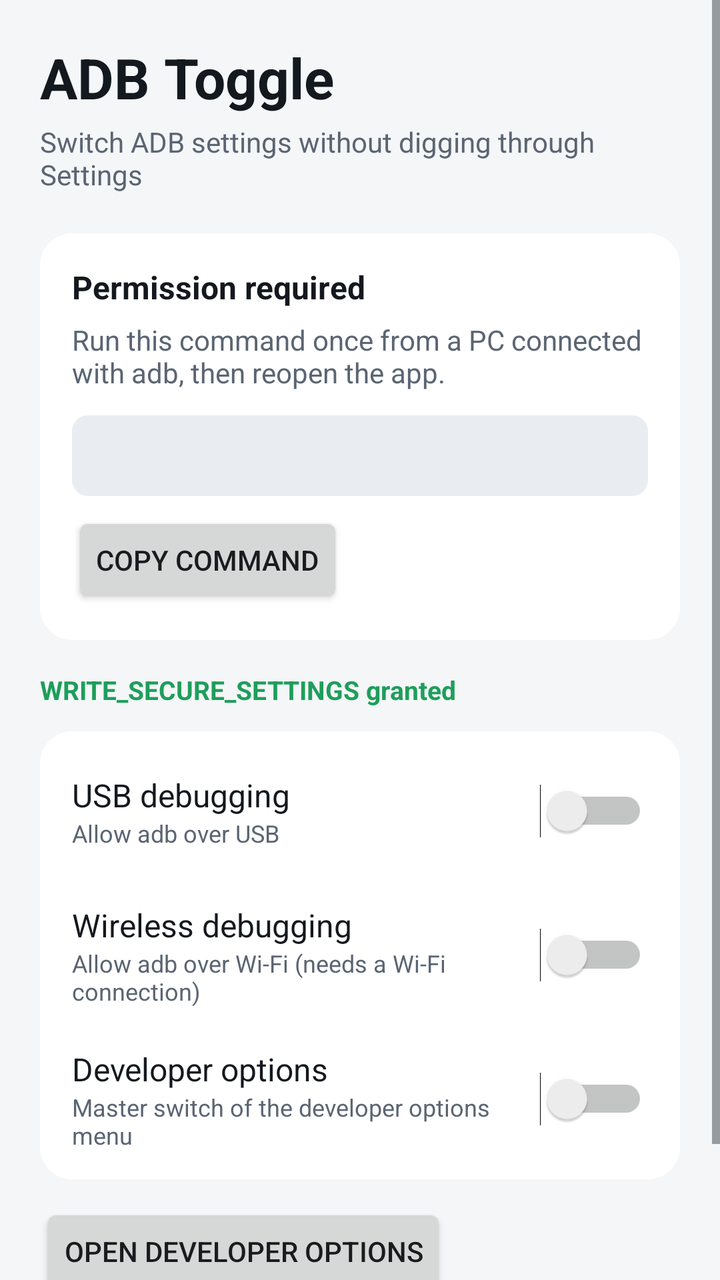
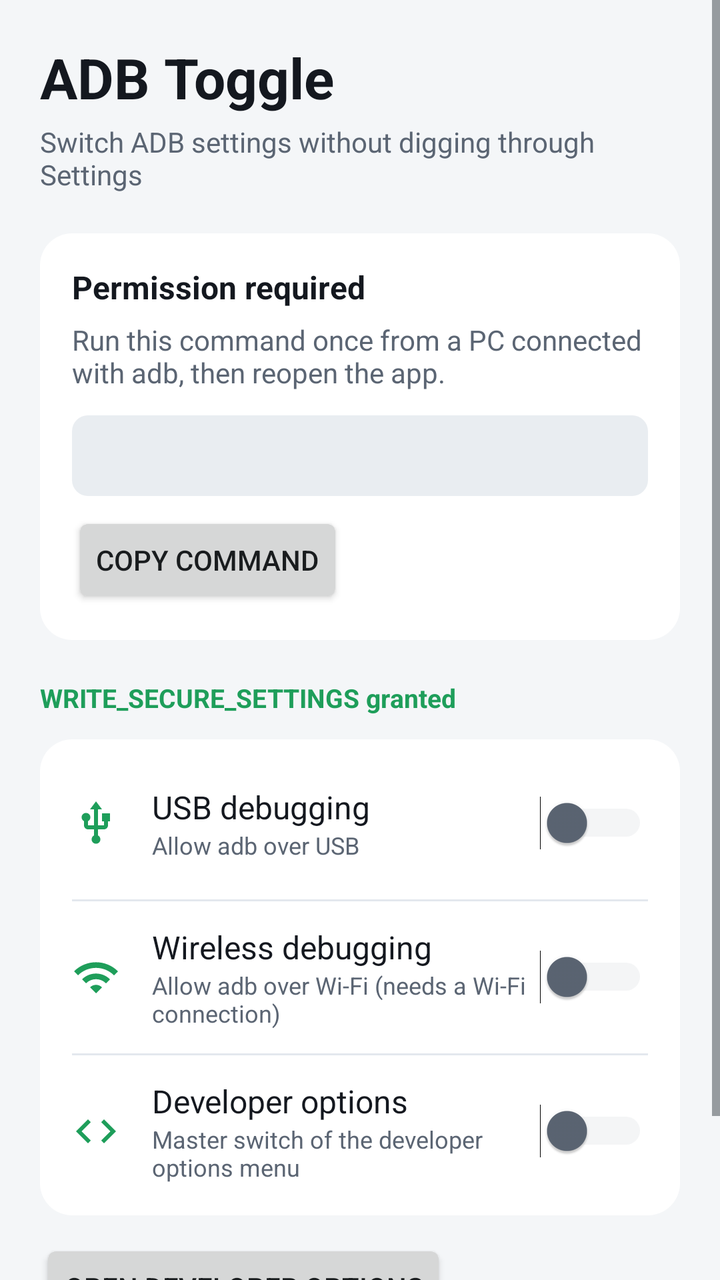

Compare the two renders of this Android layout. The source of the first and the diff that turns it into the second are given below.
<!-- AndroidManifest.xml: application theme AppTheme -->
<!-- res/layout/activity_main.xml -->
<?xml version="1.0" encoding="utf-8"?>
<ScrollView xmlns:android="http://schemas.android.com/apk/res/android"
    android:layout_width="match_parent"
    android:layout_height="match_parent"
    android:fitsSystemWindows="true"
    android:clipToPadding="false">

    <LinearLayout
        android:layout_width="match_parent"
        android:layout_height="wrap_content"
        android:orientation="vertical"
        android:padding="20dp">

        <TextView
            android:layout_width="wrap_content"
            android:layout_height="wrap_content"
            android:text="@string/app_name"
            android:textColor="@color/text"
            android:textSize="28sp"
            android:textStyle="bold" />

        <TextView
            android:layout_width="wrap_content"
            android:layout_height="wrap_content"
            android:layout_marginTop="4dp"
            android:text="@string/main_subtitle"
            android:textColor="@color/subtext"
            android:textSize="14sp" />

        
        <LinearLayout
            android:id="@+id/perm_missing"
            android:layout_width="match_parent"
            android:layout_height="wrap_content"
            android:layout_marginTop="20dp"
            android:background="@drawable/card_bg"
            android:orientation="vertical"
            android:padding="16dp">

            <TextView
                android:layout_width="wrap_content"
                android:layout_height="wrap_content"
                android:text="@string/perm_missing_title"
                android:textColor="@color/text"
                android:textSize="16sp"
                android:textStyle="bold" />

            <TextView
                android:layout_width="wrap_content"
                android:layout_height="wrap_content"
                android:layout_marginTop="6dp"
                android:text="@string/perm_missing_body"
                android:textColor="@color/subtext"
                android:textSize="14sp" />

            <TextView
                android:id="@+id/perm_command"
                android:layout_width="match_parent"
                android:layout_height="wrap_content"
                android:layout_marginTop="12dp"
                android:background="@drawable/code_bg"
                android:fontFamily="monospace"
                android:padding="12dp"
                android:textColor="@color/text"
                android:textIsSelectable="true"
                android:textSize="12sp" />

            <Button
                android:id="@+id/perm_copy"
                android:layout_width="wrap_content"
                android:layout_height="wrap_content"
                android:layout_marginTop="8dp"
                android:text="@string/perm_copy" />
        </LinearLayout>

        <TextView
            android:id="@+id/perm_ok"
            android:layout_width="wrap_content"
            android:layout_height="wrap_content"
            android:layout_marginTop="16dp"
            android:text="@string/perm_ok"
            android:textColor="@color/accent"
            android:textSize="13sp"
            android:textStyle="bold" />

        
        <LinearLayout
            android:layout_width="match_parent"
            android:layout_height="wrap_content"
            android:layout_marginTop="12dp"
            android:background="@drawable/card_bg"
            android:orientation="vertical"
            android:paddingStart="16dp"
            android:paddingTop="4dp"
            android:paddingEnd="16dp"
            android:paddingBottom="4dp">

            <LinearLayout
                android:layout_width="match_parent"
                android:layout_height="wrap_content"
                android:gravity="center_vertical"
                android:minHeight="72dp"
                android:orientation="horizontal">

                <LinearLayout
                    android:layout_width="0dp"
                    android:layout_height="wrap_content"
                    android:layout_weight="1"
                    android:orientation="vertical">

                    <TextView
                        android:layout_width="wrap_content"
                        android:layout_height="wrap_content"
                        android:text="@string/label_usb"
                        android:textColor="@color/text"
                        android:textSize="16sp" />

                    <TextView
                        android:layout_width="wrap_content"
                        android:layout_height="wrap_content"
                        android:text="@string/desc_usb"
                        android:textColor="@color/subtext"
                        android:textSize="12sp" />
                </LinearLayout>

                <Switch
                    android:id="@+id/sw_usb"
                    android:layout_width="wrap_content"
                    android:layout_height="wrap_content" />
            </LinearLayout>

            <LinearLayout
                android:layout_width="match_parent"
                android:layout_height="wrap_content"
                android:gravity="center_vertical"
                android:minHeight="72dp"
                android:orientation="horizontal">

                <LinearLayout
                    android:layout_width="0dp"
                    android:layout_height="wrap_content"
                    android:layout_weight="1"
                    android:orientation="vertical">

                    <TextView
                        android:layout_width="wrap_content"
                        android:layout_height="wrap_content"
                        android:text="@string/label_wireless"
                        android:textColor="@color/text"
                        android:textSize="16sp" />

                    <TextView
                        android:layout_width="wrap_content"
                        android:layout_height="wrap_content"
                        android:text="@string/desc_wireless"
                        android:textColor="@color/subtext"
                        android:textSize="12sp" />
                </LinearLayout>

                <Switch
                    android:id="@+id/sw_wireless"
                    android:layout_width="wrap_content"
                    android:layout_height="wrap_content" />
            </LinearLayout>

            <LinearLayout
                android:layout_width="match_parent"
                android:layout_height="wrap_content"
                android:gravity="center_vertical"
                android:minHeight="72dp"
                android:orientation="horizontal">

                <LinearLayout
                    android:layout_width="0dp"
                    android:layout_height="wrap_content"
                    android:layout_weight="1"
                    android:orientation="vertical">

                    <TextView
                        android:layout_width="wrap_content"
                        android:layout_height="wrap_content"
                        android:text="@string/label_dev"
                        android:textColor="@color/text"
                        android:textSize="16sp" />

                    <TextView
                        android:layout_width="wrap_content"
                        android:layout_height="wrap_content"
                        android:text="@string/desc_dev"
                        android:textColor="@color/subtext"
                        android:textSize="12sp" />
                </LinearLayout>

                <Switch
                    android:id="@+id/sw_dev"
                    android:layout_width="wrap_content"
                    android:layout_height="wrap_content" />
            </LinearLayout>
        </LinearLayout>

        <Button
            android:id="@+id/open_dev"
            android:layout_width="wrap_content"
            android:layout_height="wrap_content"
            android:layout_marginTop="12dp"
            android:text="@string/open_dev" />

        <TextView
            android:layout_width="wrap_content"
            android:layout_height="wrap_content"
            android:layout_marginTop="16dp"
            android:text="@string/footer"
            android:textColor="@color/subtext"
            android:textSize="12sp" />
    </LinearLayout>
</ScrollView>
<!-- resources referenced by this layout -->
<resources>
  <color name="accent">#FF1E9E5A</color>
  <color name="subtext">#FF5B6573</color>
  <color name="text">#FF14181F</color>
  <!-- drawable card_bg (drawable) -->
  <?xml version="1.0" encoding="utf-8"?>
  <shape xmlns:android="http://schemas.android.com/apk/res/android">
      <solid android:color="@color/card" />
      <corners android:radius="16dp" />
  </shape>
  <!-- drawable code_bg (drawable) -->
  <?xml version="1.0" encoding="utf-8"?>
  <shape xmlns:android="http://schemas.android.com/apk/res/android">
      <solid android:color="@color/code_bg" />
      <corners android:radius="8dp" />
  </shape>
  <string name="app_name">ADB Toggle</string>
  <string name="desc_dev">Master switch of the developer options menu</string>
  <string name="desc_usb">Allow adb over USB</string>
  <string name="desc_wireless">Allow adb over Wi-Fi (needs a Wi-Fi connection)</string>
  <string name="footer">Also available as Quick Settings tiles and a home screen widget.</string>
  <string name="label_dev">Developer options</string>
  <string name="label_usb">USB debugging</string>
  <string name="label_wireless">Wireless debugging</string>
  <string name="main_subtitle">Switch ADB settings without digging through Settings</string>
  <string name="open_dev">Open developer options</string>
  <string name="perm_copy">Copy command</string>
  <string name="perm_missing_body">Run this command once from a PC connected with adb, then reopen the app.</string>
  <string name="perm_missing_title">Permission required</string>
  <string name="perm_ok">WRITE_SECURE_SETTINGS granted</string>
  <style name="AppTheme" parent="android:Theme.DeviceDefault.DayNight">
          <item name="android:windowActionBar">false</item>
          <item name="android:windowNoTitle">true</item>
          <item name="android:windowBackground">@color/bg</item>
          <item name="android:colorAccent">@color/accent</item>
          <item name="android:statusBarColor">@color/bg</item>
          <item name="android:navigationBarColor">@color/bg</item>
          <item name="android:windowLightStatusBar">true</item>
          <item name="android:windowLightNavigationBar">true</item>
      </style>
  <color name="card">#FFFFFFFF</color>
  <color name="code_bg">#FFE9EDF1</color>
  <color name="bg">#FFF4F6F8</color>
</resources>

<!-- the commit's change to res/layout/activity_main.xml (unified diff, before → after) -->
@@ -2,8 +2,8 @@
 <ScrollView xmlns:android="http://schemas.android.com/apk/res/android"
     android:layout_width="match_parent"
     android:layout_height="match_parent"
-    android:fitsSystemWindows="true"
-    android:clipToPadding="false">
+    android:clipToPadding="false"
+    android:fitsSystemWindows="true">
 
     <LinearLayout
         android:layout_width="match_parent"
@@ -77,7 +77,8 @@
             android:id="@+id/perm_ok"
             android:layout_width="wrap_content"
             android:layout_height="wrap_content"
-            android:layout_marginTop="16dp"
+            android:layout_marginTop="20dp"
+            android:drawablePadding="6dp"
             android:text="@string/perm_ok"
             android:textColor="@color/accent"
             android:textSize="13sp"
@@ -99,12 +100,20 @@
                 android:layout_width="match_parent"
                 android:layout_height="wrap_content"
                 android:gravity="center_vertical"
-                android:minHeight="72dp"
+                android:minHeight="76dp"
                 android:orientation="horizontal">
+
+                <ImageView
+                    android:layout_width="24dp"
+                    android:layout_height="24dp"
+                    android:contentDescription="@null"
+                    android:src="@drawable/ic_usb"
+                    android:tint="@color/accent" />
 
                 <LinearLayout
                     android:layout_width="0dp"
                     android:layout_height="wrap_content"
+                    android:layout_marginStart="16dp"
                     android:layout_weight="1"
                     android:orientation="vertical">
 
@@ -126,19 +135,34 @@
                 <Switch
                     android:id="@+id/sw_usb"
                     android:layout_width="wrap_content"
-                    android:layout_height="wrap_content" />
+                    android:layout_height="wrap_content"
+                    android:thumbTint="@color/switch_thumb"
+                    android:trackTint="@color/switch_track" />
             </LinearLayout>
 
+            <View
+                android:layout_width="match_parent"
+                android:layout_height="1dp"
+                android:background="@color/divider" />
+
             <LinearLayout
                 android:layout_width="match_parent"
                 android:layout_height="wrap_content"
                 android:gravity="center_vertical"
-                android:minHeight="72dp"
+                android:minHeight="76dp"
                 android:orientation="horizontal">
+
+                <ImageView
+                    android:layout_width="24dp"
+                    android:layout_height="24dp"
+                    android:contentDescription="@null"
+                    android:src="@drawable/ic_wifi"
+                    android:tint="@color/accent" />
 
                 <LinearLayout
                     android:layout_width="0dp"
                     android:layout_height="wrap_content"
+                    android:layout_marginStart="16dp"
                     android:layout_weight="1"
                     android:orientation="vertical">
 
@@ -160,19 +184,34 @@
                 <Switch
                     android:id="@+id/sw_wireless"
                     android:layout_width="wrap_content"
-                    android:layout_height="wrap_content" />
+                    android:layout_height="wrap_content"
+                    android:thumbTint="@color/switch_thumb"
+                    android:trackTint="@color/switch_track" />
             </LinearLayout>
 
+            <View
+                android:layout_width="match_parent"
+                android:layout_height="1dp"
+                android:background="@color/divider" />
+
             <LinearLayout
                 android:layout_width="match_parent"
                 android:layout_height="wrap_content"
                 android:gravity="center_vertical"
-                android:minHeight="72dp"
+                android:minHeight="76dp"
                 android:orientation="horizontal">
+
+                <ImageView
+                    android:layout_width="24dp"
+                    android:layout_height="24dp"
+                    android:contentDescription="@null"
+                    android:src="@drawable/ic_code"
+                    android:tint="@color/accent" />
 
                 <LinearLayout
                     android:layout_width="0dp"
                     android:layout_height="wrap_content"
+                    android:layout_marginStart="16dp"
                     android:layout_weight="1"
                     android:orientation="vertical">
 
@@ -194,7 +233,9 @@
                 <Switch
                     android:id="@+id/sw_dev"
                     android:layout_width="wrap_content"
-                    android:layout_height="wrap_content" />
+                    android:layout_height="wrap_content"
+                    android:thumbTint="@color/switch_thumb"
+                    android:trackTint="@color/switch_track" />
             </LinearLayout>
         </LinearLayout>
 
<!-- resource entries referenced after the edit -->
@@ -1,6 +1,7 @@
 <!-- resources referenced by this layout -->
 <resources>
   <color name="accent">#FF1E9E5A</color>
+  <color name="divider">#FFE3E8EE</color>
   <color name="subtext">#FF5B6573</color>
   <color name="text">#FF14181F</color>
   <!-- drawable card_bg (drawable) -->
@@ -15,6 +16,39 @@
       <solid android:color="@color/code_bg" />
       <corners android:radius="8dp" />
   </shape>
+  <!-- drawable ic_code (drawable) -->
+  <?xml version="1.0" encoding="utf-8"?>
+  <vector xmlns:android="http://schemas.android.com/apk/res/android"
+      android:width="24dp"
+      android:height="24dp"
+      android:viewportWidth="24"
+      android:viewportHeight="24">
+      <path
+          android:fillColor="#FFFFFFFF"
+          android:pathData="M9.4,16.6L4.8,12l4.6,-4.6L8,6l-6,6 6,6 1.4,-1.4zM14.6,16.6l4.6,-4.6 -4.6,-4.6L16,6l6,6 -6,6 -1.4,-1.4z" />
+  </vector>
+  <!-- drawable ic_usb (drawable) -->
+  <?xml version="1.0" encoding="utf-8"?>
+  <vector xmlns:android="http://schemas.android.com/apk/res/android"
+      android:width="24dp"
+      android:height="24dp"
+      android:viewportWidth="24"
+      android:viewportHeight="24">
+      <path
+          android:fillColor="#FFFFFFFF"
+          android:pathData="M15,7v4h1v2h-3V5h2l-3,-4 -3,4h2v8H8v-2.07c0.7,-0.37 1.2,-1.08 1.2,-1.93 0,-1.21 -0.99,-2.2 -2.2,-2.2 -1.21,0 -2.2,0.99 -2.2,2.2 0,0.85 0.5,1.56 1.2,1.93V13c0,1.11 0.89,2 2,2h3v3.05c-0.71,0.37 -1.2,1.1 -1.2,1.95 0,1.22 0.99,2.2 2.2,2.2 1.21,0 2.2,-0.98 2.2,-2.2 0,-0.85 -0.49,-1.58 -1.2,-1.95V15h3c1.11,0 2,-0.89 2,-2v-2h1V7h-4z" />
+  </vector>
+  <!-- drawable ic_wifi (drawable) -->
+  <?xml version="1.0" encoding="utf-8"?>
+  <vector xmlns:android="http://schemas.android.com/apk/res/android"
+      android:width="24dp"
+      android:height="24dp"
+      android:viewportWidth="24"
+      android:viewportHeight="24">
+      <path
+          android:fillColor="#FFFFFFFF"
+          android:pathData="M1,9l2,2c4.97,-4.97 13.03,-4.97 18,0l2,-2C16.93,2.93 7.08,2.93 1,9zM9,17l3,3 3,-3c-1.65,-1.66 -4.34,-1.66 -6,0zM5,13l2,2c2.76,-2.76 7.24,-2.76 10,0l2,-2C15.14,9.14 8.87,9.14 5,13z" />
+  </vector>
   <string name="app_name">ADB Toggle</string>
   <string name="desc_dev">Master switch of the developer options menu</string>
   <string name="desc_usb">Allow adb over USB</string>
